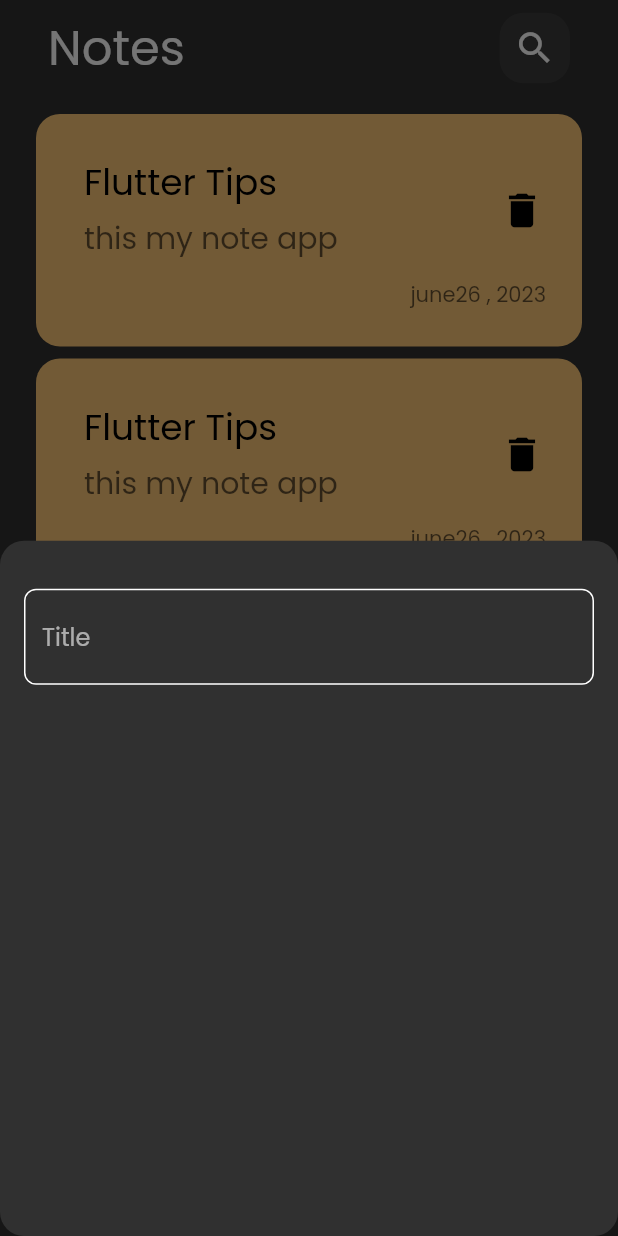
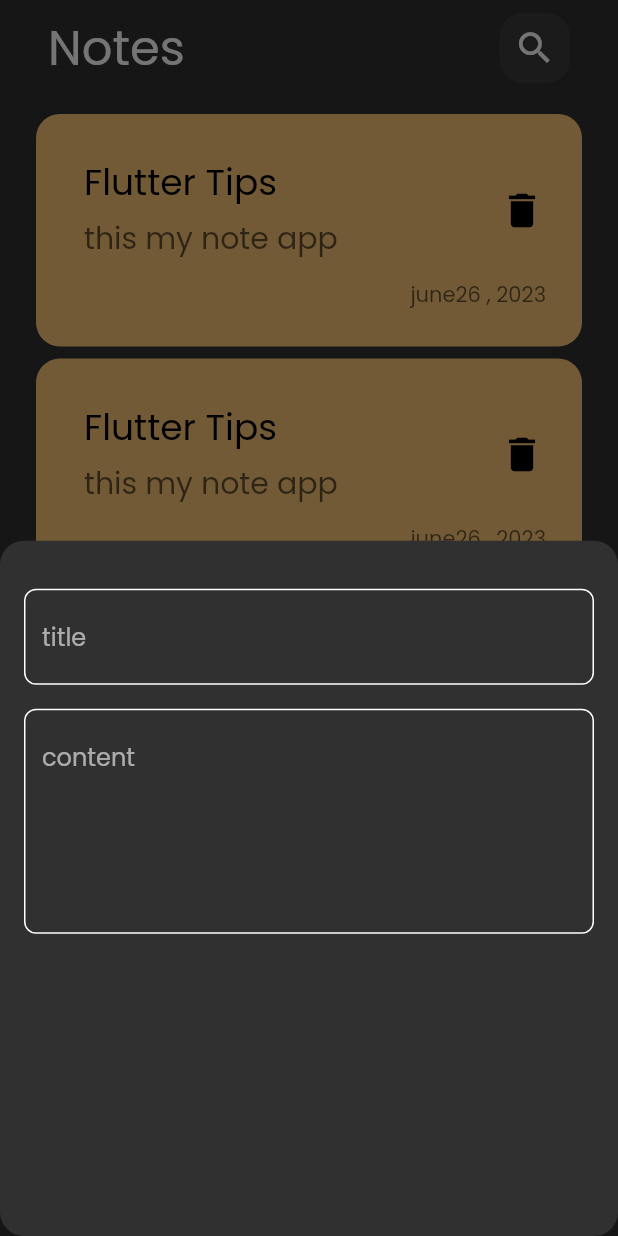
Before and after one commit to mostafahassan8799/Notes_App, a Flutter app: the screen it shows after launch, after a tap on the "add" icon, on a phone screen of 412 x 824 dp. Run offline on Flutter 3.47's test engine with Material 2 defaults, Android fonts, the phone set to English and light mode, and no system bars.

Commit message:
add field to notes bottom sheet

```diff
--- a/lib/widgets/custom_bottom_sheet.dart
+++ b/lib/widgets/custom_bottom_sheet.dart
@@ -8,13 +8,22 @@ class CustomBottomSheet extends StatelessWidget {
   @override
   Widget build(BuildContext context) {
     return Padding(
-      padding: EdgeInsets.symmetric(horizontal: 16),
+      padding: const EdgeInsets.symmetric(horizontal: 16),
       child: Column(
         children: const [
           SizedBox(
             height: 32,
           ),
-          CustomTextField(),
+          CustomTextField(
+            hint: 'title',
+          ),
+          SizedBox(
+            height: 16,
+          ),
+          CustomTextField(
+            hint: 'content',
+            maxLines: 5,
+          )
         ],
       ),
     );
--- a/lib/widgets/custom_text_field.dart
+++ b/lib/widgets/custom_text_field.dart
@@ -3,14 +3,17 @@ import 'package:flutter/material.dart';
 import '../constants/string_const.dart';
 
 class CustomTextField extends StatelessWidget {
-  const CustomTextField({super.key});
+  const CustomTextField({super.key, required this.hint, this.maxLines = 1});
+  final String hint;
+  final int maxLines;
 
   @override
   Widget build(BuildContext context) {
     return TextField(
       cursorColor: kPrimaryColor,
+      maxLines: maxLines,
       decoration: InputDecoration(
-          hintText: 'Title',
+          hintText: hint,
           enabledBorder: buildBorder(),
           focusedBorder: buildBorder(color: kPrimaryColor)),
     );
```
